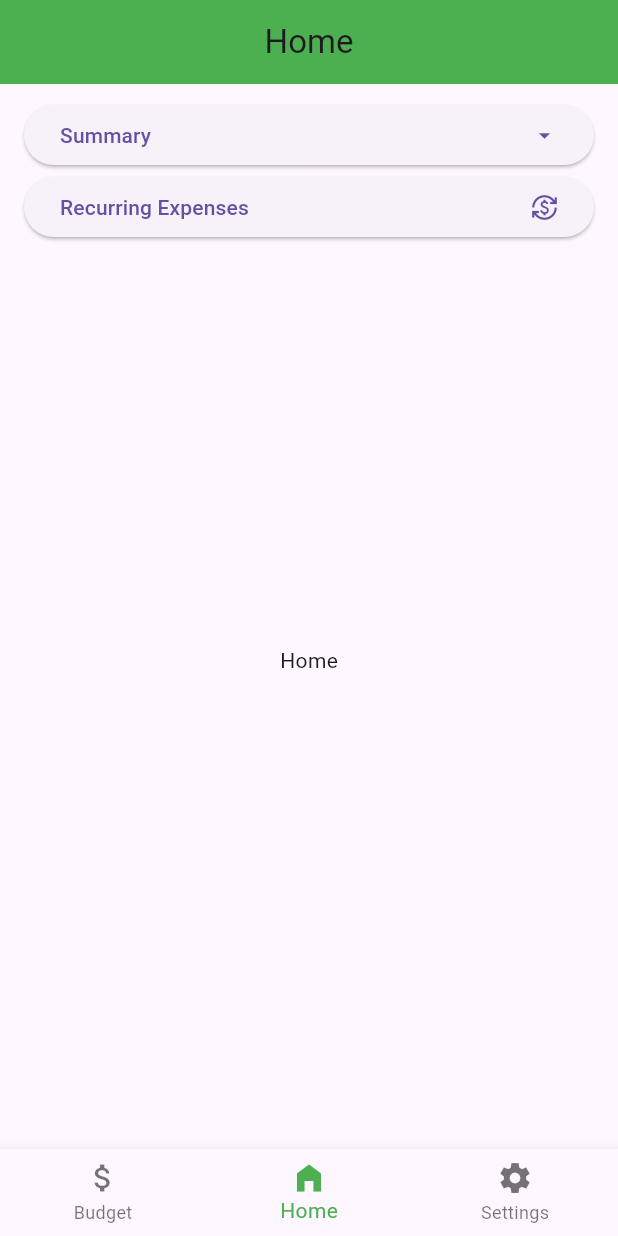
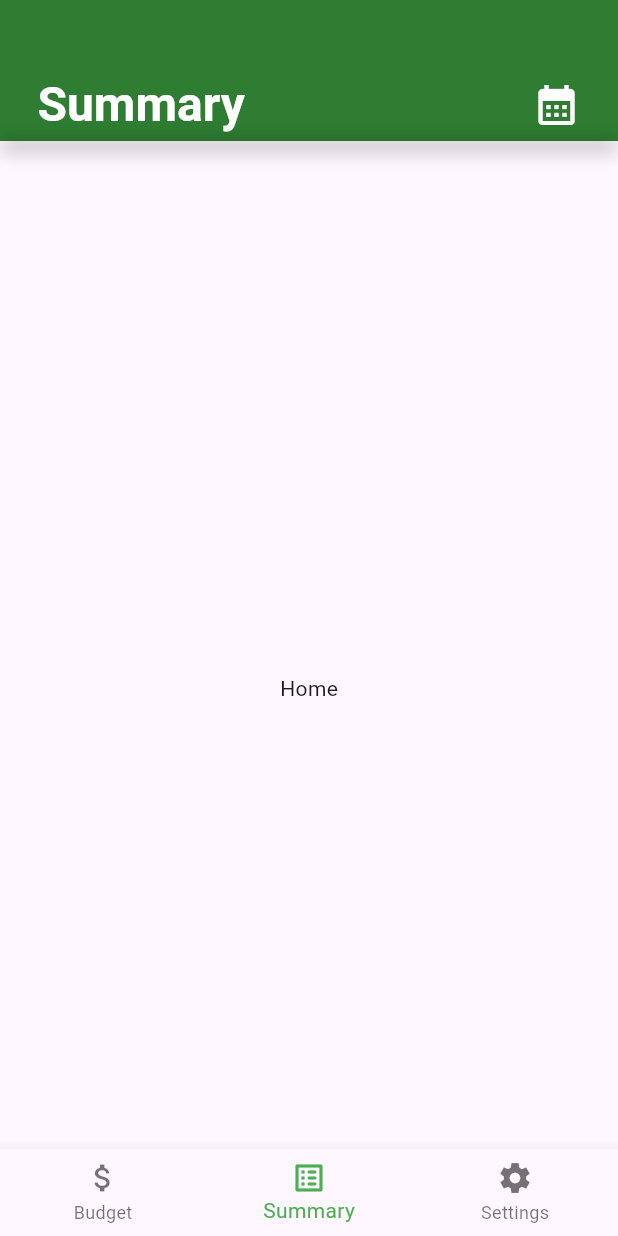
Before and after one commit to 4Lorne/PennyPincher, a Flutter app: the screen it shows after launch, on a phone screen of 412 x 824 dp. Run offline on Flutter 3.47's test engine with Material 3 defaults, Android fonts, the phone set to English and light mode, and no system bars.

Commit message:
chore: Update home screen layout and navigation bar

```diff
--- a/lib/screens/home.dart
+++ b/lib/screens/home.dart
@@ -1,6 +1,7 @@
 import 'package:flutter/material.dart';
-import 'package:flutter_application_1/widgets/customer_elevated_button.dart';
+import 'package:flutter/services.dart';
 import 'package:flutter_application_1/widgets/nav_bar.dart';
+import '../widgets/calendar_dialog.dart';
 
 class Home extends StatefulWidget {
   const Home({super.key});
@@ -13,19 +14,73 @@ class _HomeState extends State<Home> {
   final PageController _pageController = PageController(initialPage: 1);
   int currentIndex = 1; // Default selected index
 
+  @override // Hides the status bar
+  void initState() {
+    super.initState();
+    SystemChrome.setEnabledSystemUIMode(SystemUiMode.manual, overlays: []);
+  }
+
   @override
   Widget build(BuildContext context) {
     return Scaffold(
       appBar: AppBar(
-        title: const Text('Home'),
-        centerTitle: true,
-        backgroundColor: Colors.green[500],
+        backgroundColor: Colors.green[800], // BG
         elevation: 0,
-        actions: const [
-          Padding(
-            padding: EdgeInsets.only(right: 20, top: 20),
-          )
-        ],
+        toolbarHeight: 90,
+
+        flexibleSpace: LayoutBuilder(
+          builder: (BuildContext context, BoxConstraints constraints) {
+            return FlexibleSpaceBar(
+              centerTitle: true,
+              titlePadding: EdgeInsets.zero,
+              title: Row(
+                mainAxisAlignment: MainAxisAlignment.spaceBetween,
+                children: <Widget>[
+                  const Padding(
+                    padding: EdgeInsets.only(left: 25),
+                    child: Text(
+                      'Summary',
+                      style: TextStyle(
+                        fontSize: 32,
+                        fontWeight: FontWeight.bold,
+                        color: Colors.white,
+                      ),
+                    ),
+                  ),
+                  IconButton(
+                    padding: const EdgeInsets.only(right: 25),
+                    icon: const Icon(Icons.calendar_month),
+                    iconSize: 32,
+                    color: Colors.white,
+                    onPressed: () {
+                      showDialog(
+                        context: context,
+                        builder: (BuildContext context) =>
+                            const CalendarDialog(),
+                      );
+                    },
+                  ),
+                ],
+              ),
+            );
+          },
+        ),
+        bottom: PreferredSize(
+          preferredSize: const Size.fromHeight(4.0),
+          child: Container(
+            decoration: BoxDecoration(
+              boxShadow: [
+                BoxShadow(
+                  color: Colors.black.withOpacity(0.5),
+                  spreadRadius: 0,
+                  blurRadius: 10,
+                  offset: const Offset(0, 5), // changes position of shadow
+                )
+              ],
+            ),
+            height: 4.0,
+          ),
+        ),
       ),
       body: Stack(alignment: Alignment.bottomCenter, children: [
         PageView(
@@ -48,6 +103,7 @@ class _HomeState extends State<Home> {
           ],
         ),
         NavBar(
+          //Navigation bar on the bottom
           currentIndex: currentIndex,
           onTap: (index) {
             setState(() {
@@ -60,18 +116,6 @@ class _HomeState extends State<Home> {
             });
           },
         ),
-        CustomElevatedButtonRow(
-          buttons: [
-            ButtonData(
-                text: "Summary",
-                icon: Icons.arrow_drop_down,
-                onPressed: () => {}),
-            ButtonData(
-                text: "Recurring Expenses",
-                icon: Icons.currency_exchange_outlined,
-                onPressed: () => {}),
-          ],
-        ),
       ]),
     );
   }
--- /dev/null
+++ b/lib/widgets/calendar_dialog.dart
@@ -0,0 +1,22 @@
+import 'package:flutter/material.dart';
+
+class CalendarDialog extends StatelessWidget {
+  const CalendarDialog({super.key});
+
+  @override
+  Widget build(BuildContext context) {
+    return AlertDialog(
+      content: SizedBox(
+        width: double.maxFinite,
+        child: CalendarDatePicker(
+          initialDate: DateTime.now(),
+          firstDate: DateTime(DateTime.now().year, DateTime.now().month, 1),
+          lastDate: DateTime(DateTime.now().year + 1),
+          onDateChanged: (DateTime value) {
+            // Handle the date change
+          },
+        ),
+      ),
+    );
+  }
+}
--- a/lib/widgets/nav_bar.dart
+++ b/lib/widgets/nav_bar.dart
@@ -28,8 +28,8 @@ class _NavBarState extends State<NavBar> {
           label: 'Budget',
         ),
         BottomNavigationBarItem(
-          icon: Icon(Icons.home_filled),
-          label: 'Home',
+          icon: Icon(Icons.list_alt_rounded),
+          label: 'Summary',
         ),
         BottomNavigationBarItem(
           icon: Icon(Icons.settings_sharp),
```
